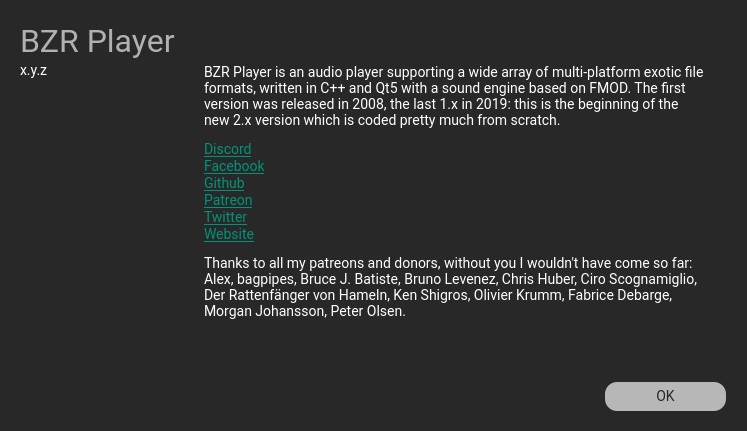
Qt form src/app/about.ui (aargirakis/BZRPlayer) before a commit.
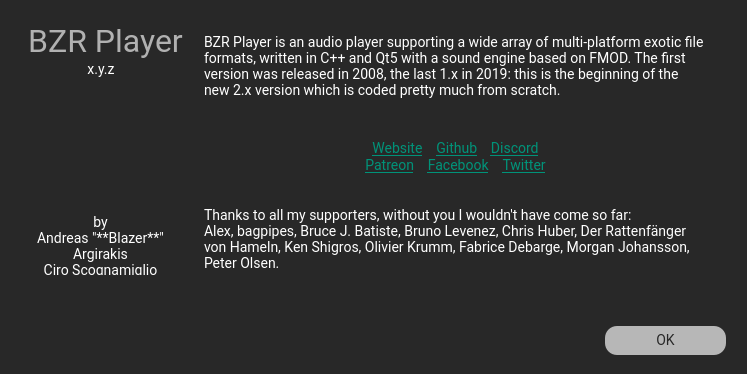
The same form after that commit. Icons and pictures are not drawn.

```diff
--- a/src/app/about.ui
+++ b/src/app/about.ui
@@ -10,7 +10,7 @@
     <x>0</x>
     <y>0</y>
     <width>747</width>
-    <height>431</height>
+    <height>374</height>
    </rect>
   </property>
   <property name="contextMenuPolicy">
@@ -54,7 +54,7 @@
     <rect>
      <x>20</x>
      <y>10</y>
-     <width>181</width>
+     <width>171</width>
      <height>61</height>
     </rect>
    </property>
@@ -75,12 +75,15 @@
    <property name="text">
     <string>BZR Player</string>
    </property>
+   <property name="alignment">
+    <set>Qt::AlignCenter</set>
+   </property>
   </widget>
   <widget class="QPushButton" name="pushButton">
    <property name="geometry">
     <rect>
      <x>605</x>
-     <y>382</y>
+     <y>326</y>
      <width>121</width>
      <height>29</height>
     </rect>
@@ -127,9 +130,9 @@
   <widget class="QLabel" name="labelVersion">
    <property name="geometry">
     <rect>
-     <x>20</x>
-     <y>60</y>
-     <width>151</width>
+     <x>61</x>
+     <y>59</y>
+     <width>80</width>
      <height>21</height>
     </rect>
    </property>
@@ -142,14 +145,17 @@
    <property name="text">
     <string>x.y.z</string>
    </property>
+   <property name="alignment">
+    <set>Qt::AlignCenter</set>
+   </property>
   </widget>
   <widget class="QTextBrowser" name="textBrowser">
    <property name="geometry">
     <rect>
      <x>200</x>
-     <y>60</y>
+     <y>30</y>
      <width>511</width>
-     <height>321</height>
+     <height>291</height>
     </rect>
    </property>
    <property name="frameShape">
@@ -157,17 +163,15 @@
    </property>
    <property name="html">
     <string>&lt;!DOCTYPE HTML PUBLIC &quot;-//W3C//DTD HTML 4.0//EN&quot; &quot;http://www.w3.org/TR/REC-html40/strict.dtd&quot;&gt;
-&lt;html&gt;&lt;head&gt;&lt;meta name=&quot;qrichtext&quot; content=&quot;1&quot; /&gt;&lt;meta charset=&quot;utf-8&quot; /&gt;&lt;style type=&quot;text/css&quot;&gt;
+&lt;html&gt;&lt;head&gt;&lt;meta name=&quot;qrichtext&quot; content=&quot;1&quot; /&gt;&lt;style type=&quot;text/css&quot;&gt;
 p, li { white-space: pre-wrap; }
 &lt;/style&gt;&lt;/head&gt;&lt;body style=&quot; font-family:'Roboto'; font-size:14px; font-weight:400; font-style:normal;&quot;&gt;
 &lt;p style=&quot; margin-top:12px; margin-bottom:12px; margin-left:0px; margin-right:0px; -qt-block-indent:0; text-indent:0px;&quot;&gt;&lt;span style=&quot; font-size:14px;&quot;&gt;BZR Player is an audio player supporting a wide array of multi-platform exotic file formats, written in C++ and Qt5 with a sound engine based on FMOD. The first version was released in 2008, the last 1.x in 2019: this is the beginning of the new 2.x version which is coded pretty much from scratch.&lt;/span&gt;&lt;/p&gt;
-&lt;p style=&quot; margin-top:0px; margin-bottom:0px; margin-left:0px; margin-right:0px; -qt-block-indent:0; text-indent:0px;&quot;&gt;&lt;a href=&quot;https://discord.gg/feEBce8cFe&quot;&gt;&lt;span style=&quot; font-size:14px; text-decoration: underline; color:#009379;&quot;&gt;Discord&lt;/span&gt;&lt;/a&gt;&lt;/p&gt;
-&lt;p style=&quot; margin-top:0px; margin-bottom:0px; margin-left:0px; margin-right:0px; -qt-block-indent:0; text-indent:0px;&quot;&gt;&lt;a href=&quot;https://www.facebook.com/BZRPlayer&quot;&gt;&lt;span style=&quot; font-size:14px; text-decoration: underline; color:#009379;&quot;&gt;Facebook&lt;/span&gt;&lt;/a&gt;&lt;/p&gt;
-&lt;p style=&quot; margin-top:0px; margin-bottom:0px; margin-left:0px; margin-right:0px; -qt-block-indent:0; text-indent:0px;&quot;&gt;&lt;a href=&quot;https://github.com/aargirakis/BZRPlayer&quot;&gt;&lt;span style=&quot; font-size:14px; text-decoration: underline; color:#009379;&quot;&gt;Github&lt;/span&gt;&lt;/a&gt;&lt;/p&gt;
-&lt;p style=&quot; margin-top:0px; margin-bottom:0px; margin-left:0px; margin-right:0px; -qt-block-indent:0; text-indent:0px;&quot;&gt;&lt;a href=&quot;https://www.patreon.com/bzrplayer&quot;&gt;&lt;span style=&quot; font-size:14px; text-decoration: underline; color:#009379;&quot;&gt;Patreon&lt;/span&gt;&lt;/a&gt;&lt;/p&gt;
-&lt;p style=&quot; margin-top:0px; margin-bottom:0px; margin-left:0px; margin-right:0px; -qt-block-indent:0; text-indent:0px;&quot;&gt;&lt;a href=&quot;https://twitter.com/BZRPlayer&quot;&gt;&lt;span style=&quot; font-size:14px; text-decoration: underline; color:#009379;&quot;&gt;Twitter&lt;/span&gt;&lt;/a&gt;&lt;/p&gt;
-&lt;p style=&quot; margin-top:0px; margin-bottom:0px; margin-left:0px; margin-right:0px; -qt-block-indent:0; text-indent:0px;&quot;&gt;&lt;a href=&quot;http://bzrplayer.blazer.nu&quot;&gt;&lt;span style=&quot; font-size:14px; text-decoration: underline; color:#009379;&quot;&gt;Website&lt;/span&gt;&lt;/a&gt;&lt;/p&gt;
-&lt;p style=&quot; margin-top:12px; margin-bottom:12px; margin-left:0px; margin-right:0px; -qt-block-indent:0; text-indent:0px;&quot;&gt;&lt;span style=&quot; font-size:14px;&quot;&gt;Thanks to all my patreons and donors, without you I wouldn't have come so far: Alex, bagpipes, Bruce J. Batiste, Bruno Levenez, Chris Huber, Ciro Scognamiglio, Der Rattenfänger von Hameln, Ken Shigros, Olivier Krumm, Fabrice Debarge, Morgan Johansson, Peter Olsen.&lt;/span&gt;&lt;/p&gt;&lt;/body&gt;&lt;/html&gt;</string>
+&lt;p style=&quot;-qt-paragraph-type:empty; margin-top:12px; margin-bottom:12px; margin-left:0px; margin-right:0px; -qt-block-indent:0; text-indent:0px;&quot;&gt;&lt;br /&gt;&lt;/p&gt;
+&lt;p align=&quot;center&quot; style=&quot; margin-top:0px; margin-bottom:0px; margin-left:0px; margin-right:0px; -qt-block-indent:0; text-indent:0px;&quot;&gt;&lt;a href=&quot;http://bzrplayer.blazer.nu&quot;&gt;&lt;span style=&quot; font-size:14px; text-decoration: underline; color:#009379;&quot;&gt;Website&lt;/span&gt;&lt;/a&gt;&lt;span style=&quot; font-size:14px;&quot;&gt;    &lt;/span&gt;&lt;a href=&quot;https://github.com/aargirakis/BZRPlayer&quot;&gt;&lt;span style=&quot; font-size:14px; text-decoration: underline; color:#009379;&quot;&gt;Github&lt;/span&gt;&lt;/a&gt;&lt;span style=&quot; font-size:14px;&quot;&gt;    &lt;/span&gt;&lt;a href=&quot;https://discord.gg/feEBce8cFe&quot;&gt;&lt;span style=&quot; font-size:14px; text-decoration: underline; color:#009379;&quot;&gt;Discord&lt;/span&gt;&lt;/a&gt;&lt;/p&gt;
+&lt;p align=&quot;center&quot; style=&quot; margin-top:0px; margin-bottom:0px; margin-left:0px; margin-right:0px; -qt-block-indent:0; text-indent:0px;&quot;&gt;&lt;a href=&quot;https://www.patreon.com/bzrplayer&quot;&gt;&lt;span style=&quot; font-size:14px; text-decoration: underline; color:#009379;&quot;&gt;Patreon&lt;/span&gt;&lt;/a&gt;&lt;span style=&quot; font-size:14px;&quot;&gt;    &lt;/span&gt;&lt;a href=&quot;https://www.facebook.com/BZRPlayer&quot;&gt;&lt;span style=&quot; font-size:14px; text-decoration: underline; color:#009379;&quot;&gt;Facebook&lt;/span&gt;&lt;/a&gt;&lt;span style=&quot; font-size:14px;&quot;&gt;    &lt;/span&gt;&lt;a href=&quot;https://twitter.com/BZRPlayer&quot;&gt;&lt;span style=&quot; font-size:14px; text-decoration: underline; color:#009379;&quot;&gt;Twitter&lt;/span&gt;&lt;/a&gt;&lt;/p&gt;
+&lt;p style=&quot;-qt-paragraph-type:empty; margin-top:0px; margin-bottom:0px; margin-left:0px; margin-right:0px; -qt-block-indent:0; text-indent:0px;&quot;&gt;&lt;br /&gt;&lt;/p&gt;
+&lt;p style=&quot; margin-top:0px; margin-bottom:0px; margin-left:0px; margin-right:0px; -qt-block-indent:0; text-indent:0px;&quot;&gt;&lt;span style=&quot; font-size:14px;&quot;&gt;&lt;br /&gt;Thanks to all my supporters, without you I wouldn't have come so far:&lt;br /&gt;Alex, bagpipes, Bruce J. Batiste, Bruno Levenez, Chris Huber, Der Rattenfänger von Hameln, Ken Shigros, Olivier Krumm, Fabrice Debarge, Morgan Johansson, Peter Olsen.&lt;/span&gt;&lt;/p&gt;&lt;/body&gt;&lt;/html&gt;</string>
    </property>
    <property name="openExternalLinks">
     <bool>true</bool>
@@ -176,8 +180,8 @@
   <widget class="QLabel" name="label_2">
    <property name="geometry">
     <rect>
-     <x>20</x>
-     <y>120</y>
+     <x>46</x>
+     <y>93</y>
      <width>111</width>
      <height>111</height>
     </rect>
@@ -191,6 +195,12 @@
    <property name="scaledContents">
     <bool>true</bool>
    </property>
+   <property name="alignment">
+    <set>Qt::AlignCenter</set>
+   </property>
+   <property name="wordWrap">
+    <bool>false</bool>
+   </property>
   </widget>
   <widget class="QTableView" name="tableView">
    <property name="enabled">
@@ -217,6 +227,40 @@
     <enum>Qt::NoPen</enum>
    </property>
   </widget>
+  <widget class="QLabel" name="labelDevs">
+   <property name="geometry">
+    <rect>
+     <x>10</x>
+     <y>214</y>
+     <width>181</width>
+     <height>61</height>
+    </rect>
+   </property>
+   <property name="sizePolicy">
+    <sizepolicy hsizetype="Preferred" vsizetype="Preferred">
+     <horstretch>0</horstretch>
+     <verstretch>0</verstretch>
+    </sizepolicy>
+   </property>
+   <property name="lineWidth">
+    <number>1</number>
+   </property>
+   <property name="midLineWidth">
+    <number>0</number>
+   </property>
+   <property name="text">
+    <string>by&lt;br/&gt;Andreas &quot;**Blazer**&quot; Argirakis&lt;br/&gt;Ciro Scognamiglio</string>
+   </property>
+   <property name="textFormat">
+    <enum>Qt::MarkdownText</enum>
+   </property>
+   <property name="alignment">
+    <set>Qt::AlignCenter</set>
+   </property>
+   <property name="wordWrap">
+    <bool>true</bool>
+   </property>
+  </widget>
  </widget>
  <resources>
   <include location="resource.qrc"/>
```
